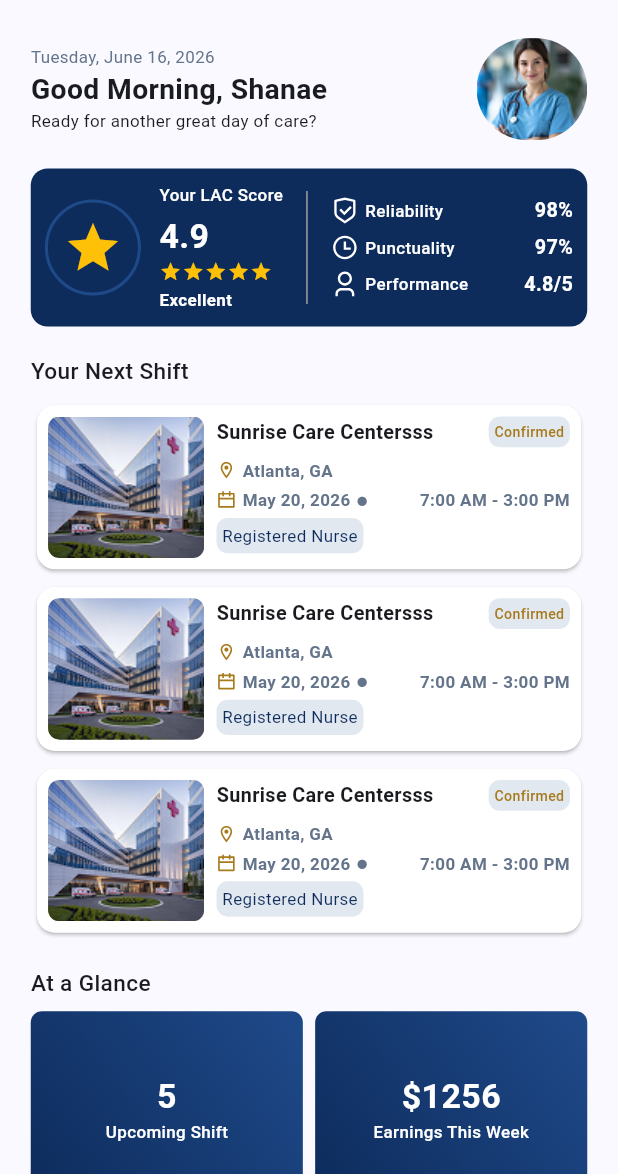
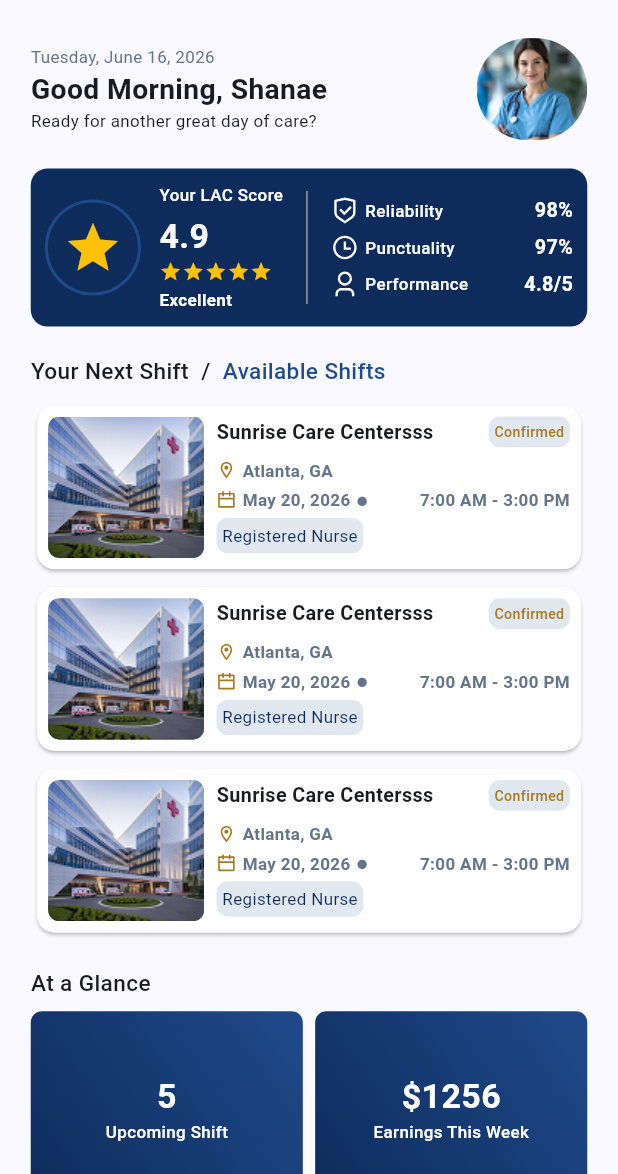
Before and after one commit to rahimuj570/staffing_nursing_app, a Flutter app: the HomeView screen opened directly, on a phone screen of 412 x 824 dp, the part 62-1236 px from its top. Run offline on Flutter 3.47's test engine with Material 3 defaults, Android fonts, the phone set to English and light mode, and no system bars; our stand-ins replace file_picker, flutter_html, flutter_screenutil, pinput, remixicon, table_calendar; missing offline and left inert: syncfusion_flutter_pdfviewer.

Commit message:
refactor: bring some changes as client requested

```diff
--- a/lib/features/home_features/views/home_view.dart
+++ b/lib/features/home_features/views/home_view.dart
@@ -1,5 +1,6 @@
 import 'package:flutter/material.dart';
 import 'package:flutter_screenutil/flutter_screenutil.dart';
+import 'package:provider/provider.dart';
 import 'package:remixicon/remixicon.dart';
 import 'package:staffing/app/constants/app_assets.dart';
 import 'package:staffing/app/constants/app_colors.dart';
@@ -9,6 +10,8 @@ import 'package:staffing/features/common_features/widgets/custom_app_bar_widget.
 import 'package:staffing/features/home_features/widgets/at_glance_card_widget.dart';
 import 'package:staffing/features/home_features/widgets/matric_tile_widget.dart';
 import 'package:staffing/features/home_features/widgets/next_shift_card_widget.dart';
+import 'package:staffing/features/home_main_nav_holder_features/view_models/main_home_nav_holder_view_model.dart';
+import 'package:staffing/features/home_main_nav_holder_features/views/home_main_nav_holder_view.dart';
 
 class HomeView extends StatelessWidget {
   const HomeView({super.key});
@@ -163,9 +166,32 @@ class HomeView extends StatelessWidget {
                 ),
               ),
               SizedBox(height: 20.h),
-              Text(
-                'Your Next Shift',
-                style: TextStyle(fontSize: 16.sp, fontWeight: .w500),
+              Wrap(
+                children: [
+                  Text(
+                    'Your Next Shift',
+                    style: TextStyle(fontSize: 16.sp, fontWeight: .w500),
+                  ),
+                  SizedBox(width: 8.w),
+                  Text(
+                    '/',
+                    style: TextStyle(fontSize: 16.sp, fontWeight: .w500),
+                  ),
+                  SizedBox(width: 8.w),
+                  InkWell(
+                    onTap: () {
+                      context.read<MainHomeNavHolderViewModel>().changeIndex(1);
+                    },
+                    child: Text(
+                      'Available Shifts',
+                      style: TextStyle(
+                        fontSize: 16.sp,
+                        fontWeight: .w500,
+                        color: AppColors.themeColorLight,
+                      ),
+                    ),
+                  ),
+                ],
               ),
               SizedBox(height: 8.h),
               ListView.separated(
--- a/lib/features/register_features/views/register_step_2_view.dart
+++ b/lib/features/register_features/views/register_step_2_view.dart
@@ -34,7 +34,7 @@ class RegisterStep2View extends StatelessWidget {
                 ),
                 SizedBox(height: 20.h),
                 Center(
-                  child: StepIndicatorWidget(totalSteps: 5, currentStep: 1),
+                  child: StepIndicatorWidget(totalSteps: 4, currentStep: 1),
                 ),
                 SizedBox(height: 24.h),
                 Consumer<RegisterViewModel>(
--- a/lib/features/register_features/views/register_step_3_view.dart
+++ b/lib/features/register_features/views/register_step_3_view.dart
@@ -5,7 +5,7 @@ import 'package:staffing/app/constants/app_assets.dart';
 import 'package:staffing/app/extensions/route.dart';
 import 'package:staffing/features/common_features/widgets/custom_elevated_button_widget.dart';
 import 'package:staffing/features/register_features/view_models/register_view_model.dart';
-import 'package:staffing/features/register_features/views/register_step_4_view.dart';
+import 'package:staffing/features/register_features/views/register_step_5_view.dart';
 import 'package:staffing/features/register_features/widgets/document_upoload_field_widget.dart';
 import 'package:staffing/features/register_features/widgets/step_indicator_widget.dart';
 
@@ -33,7 +33,7 @@ class RegisterStep3View extends StatelessWidget {
                 ),
                 SizedBox(height: 20.h),
                 Center(
-                  child: StepIndicatorWidget(totalSteps: 5, currentStep: 2),
+                  child: StepIndicatorWidget(totalSteps: 4, currentStep: 2),
                 ),
                 SizedBox(height: 24.h),
                 Consumer<RegisterViewModel>(
@@ -68,7 +68,7 @@ class RegisterStep3View extends StatelessWidget {
                         customElevatedButtonWidget(
                           text: 'Continue',
                           onTapped: () {
-                            context.push(RegisterStep4View());
+                            context.push(RegisterStep5View());
                           },
                         ),
                       ],
--- a/lib/features/register_features/views/register_step_5_view.dart
+++ b/lib/features/register_features/views/register_step_5_view.dart
@@ -41,7 +41,7 @@ class _RegisterStep5ViewState extends State<RegisterStep5View> {
                 ),
                 SizedBox(height: 20.h),
                 Center(
-                  child: StepIndicatorWidget(totalSteps: 5, currentStep: 4),
+                  child: StepIndicatorWidget(totalSteps: 4, currentStep: 3),
                 ),
                 SizedBox(height: 16.h),
                 // Text(
--- a/lib/features/register_features/views/register_view.dart
+++ b/lib/features/register_features/views/register_view.dart
@@ -34,7 +34,7 @@ class RegisterView extends StatelessWidget {
                 ),
                 SizedBox(height: 20.h),
                 Center(
-                  child: StepIndicatorWidget(totalSteps: 5, currentStep: 0),
+                  child: StepIndicatorWidget(totalSteps: 4, currentStep: 0),
                 ),
                 SizedBox(height: 24.h),
                 Consumer<RegisterViewModel>(
```
Also changed, not shown: lib/features/common_features/views/shift_details_view.dart (+11 -0 lines).
